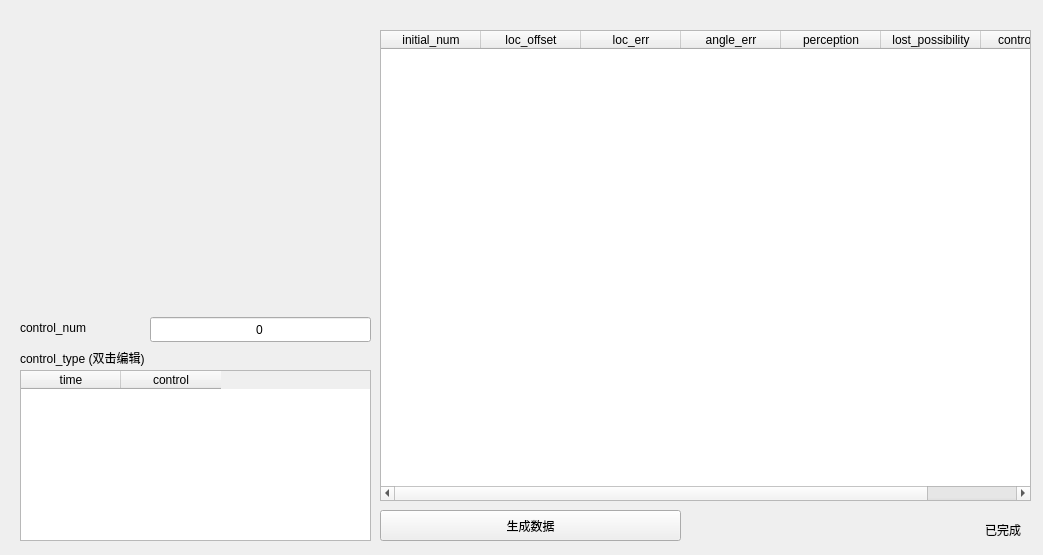
HansBug/dgdvapp, file app/ui/form_generate.ui: the form before one commit.
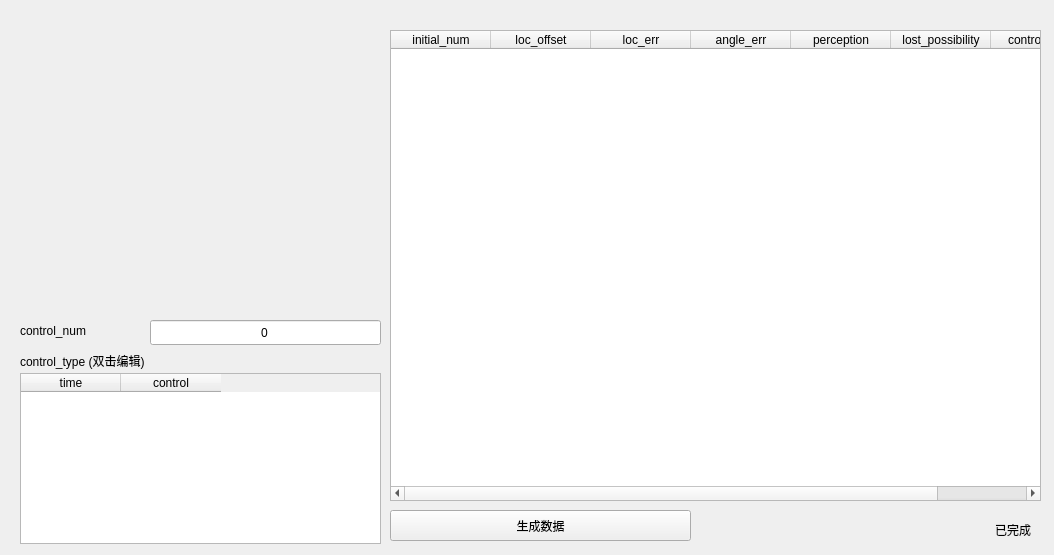
The form after the commit.

Commit message: dev(hansbug): save the changes in UI

What changed in the file:
```diff
--- a/app/ui/form_generate.ui
+++ b/app/ui/form_generate.ui
@@ -6,7 +6,7 @@
    <rect>
     <x>0</x>
     <y>0</y>
-    <width>1043</width>
+    <width>1054</width>
     <height>555</height>
    </rect>
   </property>
@@ -17,8 +17,8 @@
    <property name="geometry">
     <rect>
      <x>150</x>
-     <y>317</y>
-     <width>221</width>
+     <y>320</y>
+     <width>231</width>
      <height>25</height>
     </rect>
    </property>
@@ -39,7 +39,7 @@
    <property name="geometry">
     <rect>
      <x>20</x>
-     <y>319</y>
+     <y>322</y>
      <width>121</width>
      <height>17</height>
     </rect>
@@ -52,8 +52,8 @@
    <property name="geometry">
     <rect>
      <x>20</x>
-     <y>370</y>
-     <width>351</width>
+     <y>373</y>
+     <width>361</width>
      <height>171</height>
     </rect>
    </property>
@@ -75,7 +75,7 @@
    <property name="geometry">
     <rect>
      <x>20</x>
-     <y>349</y>
+     <y>352</y>
      <width>351</width>
      <height>17</height>
     </rect>
@@ -87,7 +87,7 @@
   <widget class="QTableWidget" name="table_result">
    <property name="geometry">
     <rect>
-     <x>380</x>
+     <x>390</x>
      <y>30</y>
      <width>651</width>
      <height>471</height>
@@ -132,7 +132,7 @@
   <widget class="QLabel" name="label_status">
    <property name="geometry">
     <rect>
-     <x>720</x>
+     <x>730</x>
      <y>520</y>
      <width>301</width>
      <height>20</height>
@@ -148,7 +148,7 @@
   <widget class="QToolButton" name="button_generate">
    <property name="geometry">
     <rect>
-     <x>380</x>
+     <x>390</x>
      <y>510</y>
      <width>301</width>
      <height>31</height>
@@ -166,8 +166,8 @@
     <rect>
      <x>10</x>
      <y>10</y>
-     <width>361</width>
-     <height>291</height>
+     <width>371</width>
+     <height>301</height>
     </rect>
    </property>
   </widget>
```
The commit also changes 1 other file.
